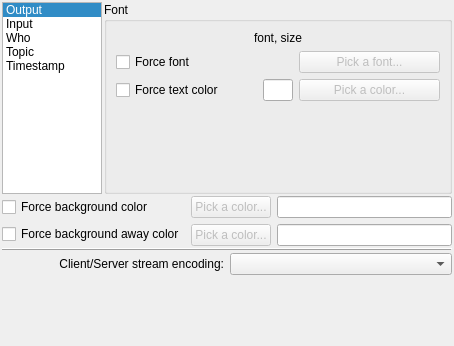
kervala/cebmtpchat, file ceb/ui/fonts_settings.ui: the form before one commit.
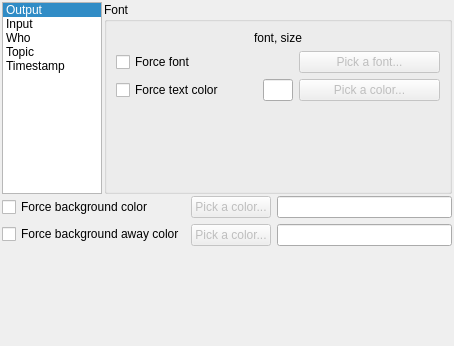
The form after the commit.

What changed in the file:
```diff
--- a/ceb/ui/fonts_settings.ui
+++ b/ceb/ui/fonts_settings.ui
@@ -16,32 +16,21 @@
    <property name="margin" >
     <number>2</number>
    </property>
-   <property name="spacing" >
+   <property name="topMargin" >
     <number>2</number>
    </property>
-   <item row="3" column="0" colspan="2" >
-    <layout class="QHBoxLayout" >
-     <property name="margin" >
-      <number>0</number>
-     </property>
-     <property name="spacing" >
-      <number>6</number>
-     </property>
-     <item>
-      <widget class="QLabel" name="labelEncoding" >
-       <property name="text" >
-        <string>Client/Server stream encoding:</string>
-       </property>
-       <property name="alignment" >
-        <set>Qt::AlignRight|Qt::AlignTrailing|Qt::AlignVCenter</set>
-       </property>
-      </widget>
-     </item>
-     <item>
-      <widget class="QComboBox" name="comboBoxEncoding" />
-     </item>
-    </layout>
-   </item>
+   <property name="rightMargin" >
+    <number>2</number>
+   </property>
+   <property name="bottomMargin" >
+    <number>2</number>
+   </property>
+   <property name="horizontalSpacing" >
+    <number>2</number>
+   </property>
+   <property name="verticalSpacing" >
+    <number>2</number>
+   </property>
    <item row="0" column="1" >
     <widget class="QGroupBox" name="groupBoxFont" >
      <property name="sizePolicy" >
@@ -164,6 +153,18 @@
      <property name="spacing" >
       <number>6</number>
      </property>
+     <property name="leftMargin" >
+      <number>0</number>
+     </property>
+     <property name="topMargin" >
+      <number>0</number>
+     </property>
+     <property name="rightMargin" >
+      <number>0</number>
+     </property>
+     <property name="bottomMargin" >
+      <number>0</number>
+     </property>
      <item>
       <layout class="QVBoxLayout" >
        <property name="margin" >
@@ -220,9 +221,6 @@
      </item>
      <item>
       <layout class="QVBoxLayout" >
-       <property name="margin" >
-        <number>0</number>
-       </property>
        <property name="spacing" >
         <number>6</number>
        </property>
@@ -290,16 +288,6 @@
      </item>
     </widget>
    </item>
-   <item row="2" column="0" colspan="2" >
-    <widget class="QFrame" name="frame" >
-     <property name="frameShape" >
-      <enum>QFrame::HLine</enum>
-     </property>
-     <property name="frameShadow" >
-      <enum>QFrame::Raised</enum>
-     </property>
-    </widget>
-   </item>
   </layout>
  </widget>
  <resources/>
```
Left out of the diff: 103 changed lines with no effect on the pictures.
